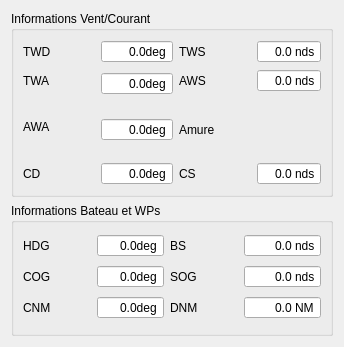
First picture: the form in src/Ui/routeInfo.ui, repository nohal/qtVlm, before the edit.
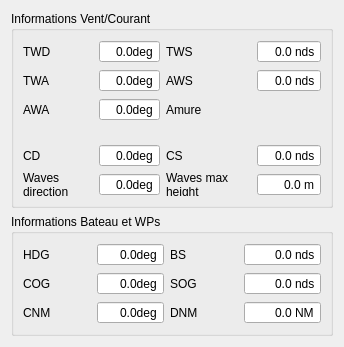
Second picture: the form after the edit.

Commit message: Add waves direction and height in routeInfo dialog

```diff
--- a/src/Ui/routeInfo.ui
+++ b/src/Ui/routeInfo.ui
@@ -20,95 +20,7 @@
       <string>Informations Vent/Courant</string>
      </property>
      <layout class="QGridLayout" name="gridLayout_2">
-      <item row="1" column="1" rowspan="2">
-       <widget class="QDoubleSpinBox" name="TWA">
-        <property name="alignment">
-         <set>Qt::AlignRight|Qt::AlignTrailing|Qt::AlignVCenter</set>
-        </property>
-        <property name="readOnly">
-         <bool>true</bool>
-        </property>
-        <property name="buttonSymbols">
-         <enum>QAbstractSpinBox::NoButtons</enum>
-        </property>
-        <property name="suffix">
-         <string>deg</string>
-        </property>
-        <property name="decimals">
-         <number>1</number>
-        </property>
-        <property name="maximum">
-         <double>500.000000000000000</double>
-        </property>
-       </widget>
-      </item>
-      <item row="3" column="0" rowspan="2">
-       <widget class="QLabel" name="lAWA">
-        <property name="text">
-         <string>AWA</string>
-        </property>
-       </widget>
-      </item>
       <item row="0" column="3">
-       <widget class="QLabel" name="lTWS">
-        <property name="text">
-         <string>TWS</string>
-        </property>
-       </widget>
-      </item>
-      <item row="3" column="1" rowspan="3">
-       <widget class="QDoubleSpinBox" name="AWA">
-        <property name="alignment">
-         <set>Qt::AlignRight|Qt::AlignTrailing|Qt::AlignVCenter</set>
-        </property>
-        <property name="readOnly">
-         <bool>true</bool>
-        </property>
-        <property name="buttonSymbols">
-         <enum>QAbstractSpinBox::NoButtons</enum>
-        </property>
-        <property name="suffix">
-         <string>deg</string>
-        </property>
-        <property name="decimals">
-         <number>1</number>
-        </property>
-       </widget>
-      </item>
-      <item row="1" column="0">
-       <widget class="QLabel" name="lTWA">
-        <property name="text">
-         <string>TWA</string>
-        </property>
-       </widget>
-      </item>
-      <item row="0" column="0">
-       <widget class="QLabel" name="lTWD">
-        <property name="text">
-         <string>TWD</string>
-        </property>
-       </widget>
-      </item>
-      <item row="1" column="4">
-       <widget class="QDoubleSpinBox" name="AWS">
-        <property name="alignment">
-         <set>Qt::AlignRight|Qt::AlignTrailing|Qt::AlignVCenter</set>
-        </property>
-        <property name="readOnly">
-         <bool>true</bool>
-        </property>
-        <property name="buttonSymbols">
-         <enum>QAbstractSpinBox::NoButtons</enum>
-        </property>
-        <property name="suffix">
-         <string> nds</string>
-        </property>
-        <property name="decimals">
-         <number>1</number>
-        </property>
-       </widget>
-      </item>
-      <item row="0" column="4">
        <widget class="QDoubleSpinBox" name="TWS">
         <property name="alignment">
          <set>Qt::AlignRight|Qt::AlignTrailing|Qt::AlignVCenter</set>
@@ -127,51 +39,8 @@
         </property>
        </widget>
       </item>
-      <item row="0" column="1">
-       <widget class="QDoubleSpinBox" name="TWD">
-        <property name="alignment">
-         <set>Qt::AlignRight|Qt::AlignTrailing|Qt::AlignVCenter</set>
-        </property>
-        <property name="readOnly">
-         <bool>true</bool>
-        </property>
-        <property name="buttonSymbols">
-         <enum>QAbstractSpinBox::NoButtons</enum>
-        </property>
-        <property name="suffix">
-         <string>deg</string>
-        </property>
-        <property name="decimals">
-         <number>1</number>
-        </property>
-        <property name="maximum">
-         <double>500.000000000000000</double>
-        </property>
-       </widget>
-      </item>
-      <item row="1" column="3">
-       <widget class="QLabel" name="lAWS">
-        <property name="text">
-         <string>AWS</string>
-        </property>
-       </widget>
-      </item>
-      <item row="7" column="3">
-       <widget class="QLabel" name="sogLab">
-        <property name="text">
-         <string>CS</string>
-        </property>
-       </widget>
-      </item>
-      <item row="7" column="0">
-       <widget class="QLabel" name="lTWA_6">
-        <property name="text">
-         <string>CD</string>
-        </property>
-       </widget>
-      </item>
-      <item row="7" column="1">
-       <widget class="QDoubleSpinBox" name="CD">
+      <item row="6" column="1">
+       <widget class="QDoubleSpinBox" name="wave_dir">
         <property name="alignment">
          <set>Qt::AlignRight|Qt::AlignTrailing|Qt::AlignVCenter</set>
         </property>
@@ -198,7 +67,7 @@
         </property>
        </widget>
       </item>
-      <item row="7" column="4">
+      <item row="5" column="3">
        <widget class="QDoubleSpinBox" name="CS">
         <property name="alignment">
          <set>Qt::AlignRight|Qt::AlignTrailing|Qt::AlignVCenter</set>
@@ -223,7 +92,7 @@
         </property>
        </widget>
       </item>
-      <item row="4" column="4">
+      <item row="2" column="3" rowspan="2">
        <widget class="QLabel" name="iconWind">
         <property name="sizePolicy">
          <sizepolicy hsizetype="Fixed" vsizetype="Fixed">
@@ -248,13 +117,217 @@
         </property>
        </widget>
       </item>
-      <item row="4" column="3">
+      <item row="6" column="2">
+       <widget class="QLabel" name="sogLab_2">
+        <property name="text">
+         <string>Waves max height</string>
+        </property>
+        <property name="wordWrap">
+         <bool>true</bool>
+        </property>
+       </widget>
+      </item>
+      <item row="0" column="0">
+       <widget class="QLabel" name="lTWD">
+        <property name="text">
+         <string>TWD</string>
+        </property>
+       </widget>
+      </item>
+      <item row="1" column="1">
+       <widget class="QDoubleSpinBox" name="TWA">
+        <property name="alignment">
+         <set>Qt::AlignRight|Qt::AlignTrailing|Qt::AlignVCenter</set>
+        </property>
+        <property name="readOnly">
+         <bool>true</bool>
+        </property>
+        <property name="buttonSymbols">
+         <enum>QAbstractSpinBox::NoButtons</enum>
+        </property>
+        <property name="suffix">
+         <string>deg</string>
+        </property>
+        <property name="decimals">
+         <number>1</number>
+        </property>
+        <property name="maximum">
+         <double>500.000000000000000</double>
+        </property>
+       </widget>
+      </item>
+      <item row="1" column="0">
+       <widget class="QLabel" name="lTWA">
+        <property name="text">
+         <string>TWA</string>
+        </property>
+       </widget>
+      </item>
+      <item row="5" column="1">
+       <widget class="QDoubleSpinBox" name="CD">
+        <property name="alignment">
+         <set>Qt::AlignRight|Qt::AlignTrailing|Qt::AlignVCenter</set>
+        </property>
+        <property name="readOnly">
+         <bool>true</bool>
+        </property>
+        <property name="buttonSymbols">
+         <enum>QAbstractSpinBox::NoButtons</enum>
+        </property>
+        <property name="specialValueText">
+         <string notr="true">N/A</string>
+        </property>
+        <property name="suffix">
+         <string>deg</string>
+        </property>
+        <property name="decimals">
+         <number>1</number>
+        </property>
+        <property name="minimum">
+         <double>-1.000000000000000</double>
+        </property>
+        <property name="maximum">
+         <double>500.000000000000000</double>
+        </property>
+       </widget>
+      </item>
+      <item row="0" column="2">
+       <widget class="QLabel" name="lTWS">
+        <property name="text">
+         <string>TWS</string>
+        </property>
+       </widget>
+      </item>
+      <item row="0" column="1">
+       <widget class="QDoubleSpinBox" name="TWD">
+        <property name="alignment">
+         <set>Qt::AlignRight|Qt::AlignTrailing|Qt::AlignVCenter</set>
+        </property>
+        <property name="readOnly">
+         <bool>true</bool>
+        </property>
+        <property name="buttonSymbols">
+         <enum>QAbstractSpinBox::NoButtons</enum>
+        </property>
+        <property name="suffix">
+         <string>deg</string>
+        </property>
+        <property name="decimals">
+         <number>1</number>
+        </property>
+        <property name="maximum">
+         <double>500.000000000000000</double>
+        </property>
+       </widget>
+      </item>
+      <item row="5" column="2">
+       <widget class="QLabel" name="sogLab">
+        <property name="text">
+         <string>CS</string>
+        </property>
+       </widget>
+      </item>
+      <item row="6" column="0">
+       <widget class="QLabel" name="lTWA_9">
+        <property name="text">
+         <string>Waves direction</string>
+        </property>
+        <property name="wordWrap">
+         <bool>true</bool>
+        </property>
+       </widget>
+      </item>
+      <item row="6" column="3">
+       <widget class="QDoubleSpinBox" name="wave_height">
+        <property name="alignment">
+         <set>Qt::AlignRight|Qt::AlignTrailing|Qt::AlignVCenter</set>
+        </property>
+        <property name="readOnly">
+         <bool>true</bool>
+        </property>
+        <property name="buttonSymbols">
+         <enum>QAbstractSpinBox::NoButtons</enum>
+        </property>
+        <property name="specialValueText">
+         <string notr="true">N/A</string>
+        </property>
+        <property name="suffix">
+         <string> m</string>
+        </property>
+        <property name="decimals">
+         <number>1</number>
+        </property>
+        <property name="minimum">
+         <double>-1.000000000000000</double>
+        </property>
+       </widget>
+      </item>
+      <item row="1" column="2">
+       <widget class="QLabel" name="lAWS">
+        <property name="text">
+         <string>AWS</string>
+        </property>
+       </widget>
+      </item>
+      <item row="1" column="3">
+       <widget class="QDoubleSpinBox" name="AWS">
+        <property name="alignment">
+         <set>Qt::AlignRight|Qt::AlignTrailing|Qt::AlignVCenter</set>
+        </property>
+        <property name="readOnly">
+         <bool>true</bool>
+        </property>
+        <property name="buttonSymbols">
+         <enum>QAbstractSpinBox::NoButtons</enum>
+        </property>
+        <property name="suffix">
+         <string> nds</string>
+        </property>
+        <property name="decimals">
+         <number>1</number>
+        </property>
+       </widget>
+      </item>
+      <item row="5" column="0">
+       <widget class="QLabel" name="lTWA_6">
+        <property name="text">
+         <string>CD</string>
+        </property>
+       </widget>
+      </item>
+      <item row="2" column="2">
        <widget class="QLabel" name="amure">
         <property name="text">
          <string>Amure</string>
         </property>
        </widget>
       </item>
+      <item row="2" column="0">
+       <widget class="QLabel" name="lAWA">
+        <property name="text">
+         <string>AWA</string>
+        </property>
+       </widget>
+      </item>
+      <item row="2" column="1">
+       <widget class="QDoubleSpinBox" name="AWA">
+        <property name="alignment">
+         <set>Qt::AlignRight|Qt::AlignTrailing|Qt::AlignVCenter</set>
+        </property>
+        <property name="readOnly">
+         <bool>true</bool>
+        </property>
+        <property name="buttonSymbols">
+         <enum>QAbstractSpinBox::NoButtons</enum>
+        </property>
+        <property name="suffix">
+         <string>deg</string>
+        </property>
+        <property name="decimals">
+         <number>1</number>
+        </property>
+       </widget>
+      </item>
      </layout>
     </widget>
    </item>
```
Left out of the diff: 1 changed line with no effect on the pictures. The commit also changes 3 other files.
